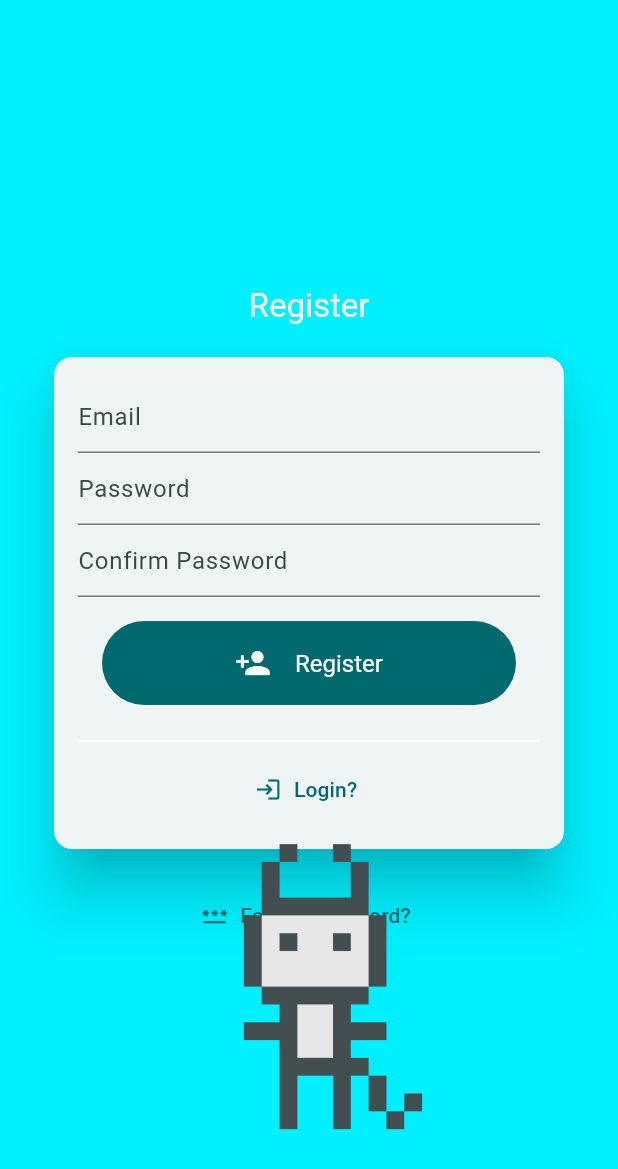
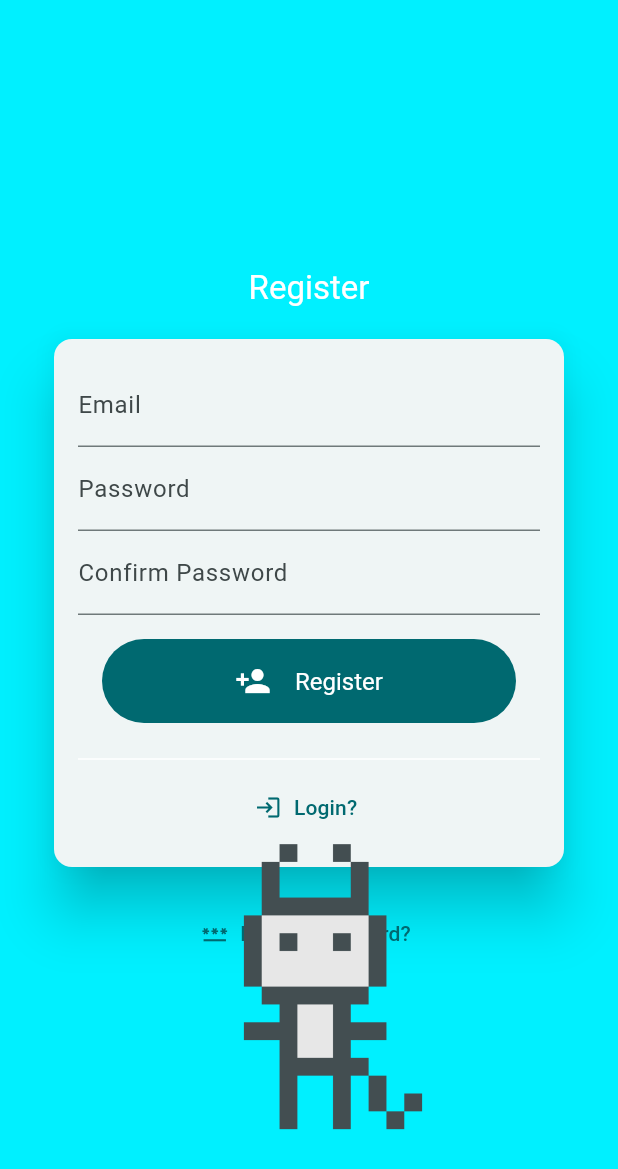
Before and after one commit to mnstrapp/mnstrv2, a Flutter app: the RegisterView screen opened directly, on a phone screen of 412 x 824 dp. Shown: the top 1169 px of the screen. Run offline on Flutter 3.47's test engine with Material 3 defaults, Android fonts, the phone set to English and light mode, and no system bars; our stand-ins replace flutter_riverpod, google_fonts, riverpod; missing offline and left inert: mobile_scanner; Roboto replaces fonts that are missing (Silkscreen).

Commit message:
Added Labels

```diff
--- a/lib/auth/forgot_password.dart
+++ b/lib/auth/forgot_password.dart
@@ -42,7 +42,7 @@ class _ForgotPasswordViewState extends State<ForgotPasswordView> {
                           children: [
                             TextField(
                               controller: _emailController,
-                              decoration: InputDecoration(hintText: 'Email'),
+                              decoration: InputDecoration(labelText: 'Email'),
                             ),
                             UIButton(
                               onPressed: () {},
--- a/lib/auth/login.dart
+++ b/lib/auth/login.dart
@@ -43,11 +43,13 @@ class _LoginViewState extends State<LoginView> {
                           children: [
                             TextField(
                               controller: _emailController,
-                              decoration: InputDecoration(hintText: 'Email'),
+                              decoration: InputDecoration(labelText: 'Email'),
                             ),
                             TextField(
                               controller: _passwordController,
-                              decoration: InputDecoration(hintText: 'Password'),
+                              decoration: InputDecoration(
+                                labelText: 'Password',
+                              ),
                             ),
                             UIButton(
                               onPressed: () {},
--- a/lib/auth/register.dart
+++ b/lib/auth/register.dart
@@ -44,16 +44,18 @@ class _RegisterViewState extends State<RegisterView> {
                           children: [
                             TextField(
                               controller: _emailController,
-                              decoration: InputDecoration(hintText: 'Email'),
+                              decoration: InputDecoration(labelText: 'Email'),
                             ),
                             TextField(
                               controller: _passwordController,
-                              decoration: InputDecoration(hintText: 'Password'),
+                              decoration: InputDecoration(
+                                labelText: 'Password',
+                              ),
                             ),
                             TextField(
                               controller: _confirmPasswordController,
                               decoration: InputDecoration(
-                                hintText: 'Confirm Password',
+                                labelText: 'Confirm Password',
                               ),
                             ),
                             UIButton(
```
